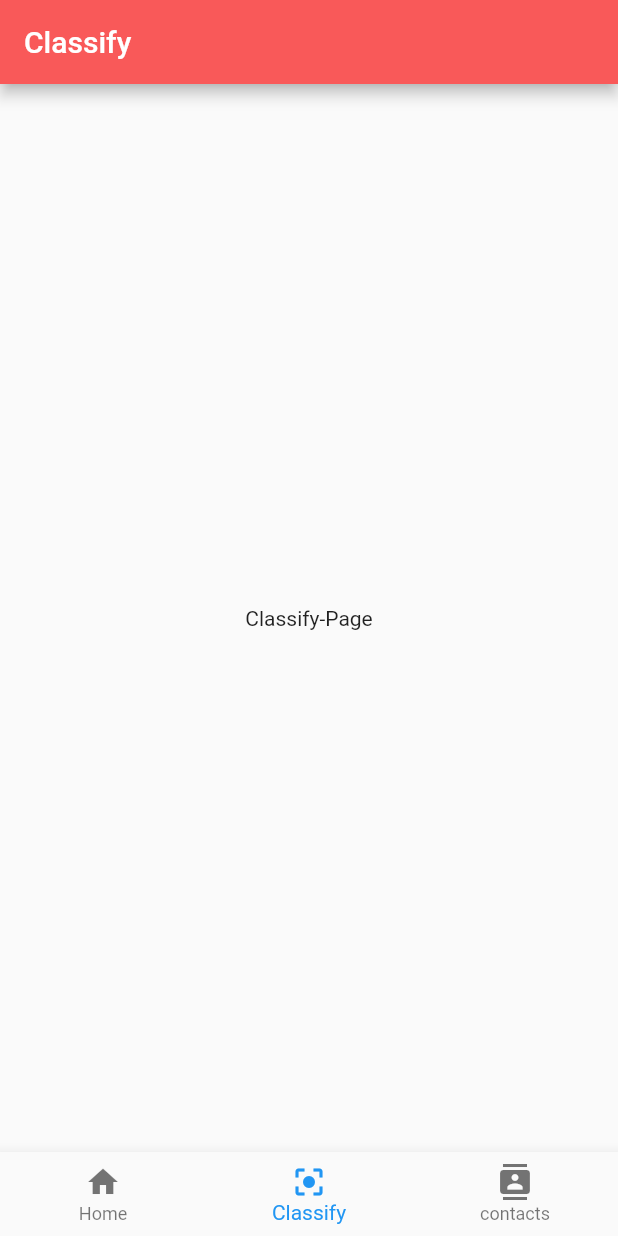
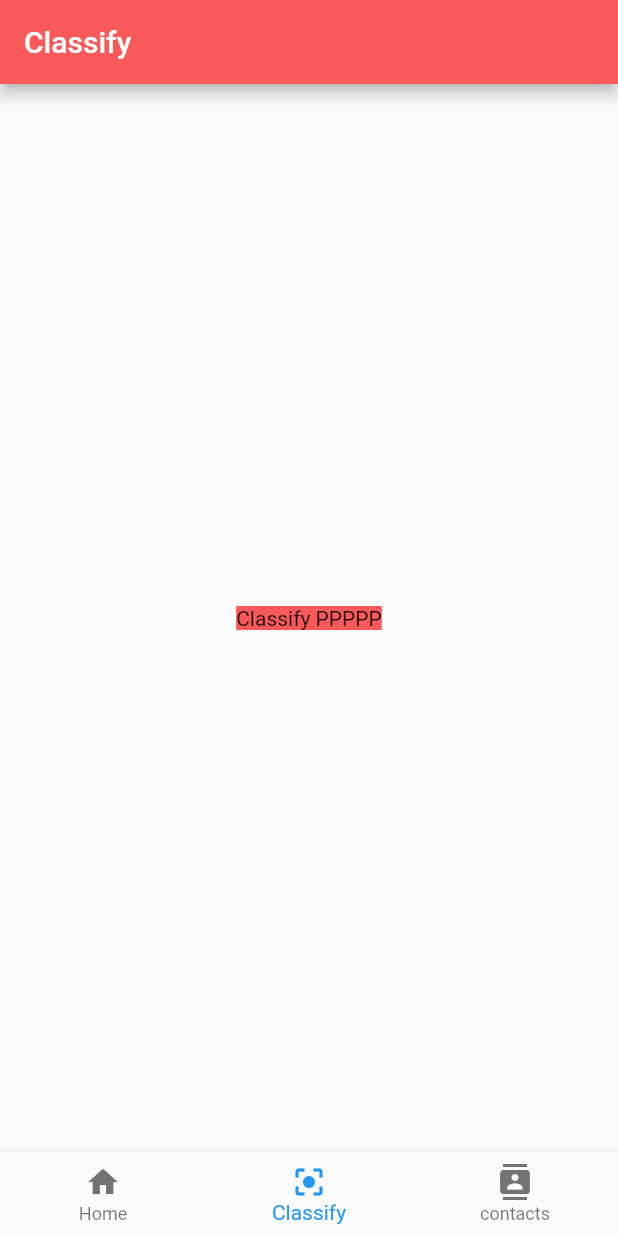
Before and after one commit to flukebabai/project_flutter, a Flutter app: the screen it shows after launch, item 2 of the bottom bar chosen, on a phone screen of 412 x 824 dp. Run offline on Flutter 3.47's test engine with Material 2 defaults, Android fonts, the phone set to English and light mode, and no system bars.

Commit message:
edit Classify.dart

```diff
--- a/lib/page/ClassifyPage.dart
+++ b/lib/page/ClassifyPage.dart
@@ -13,7 +13,10 @@ class _ClassifyPageState extends State<ClassifyPage> {
         backgroundColor: Color(0xffF95959),
       ),
       body: Center(
-         child: Text('Classify-Page'),
+        child: Container(
+          child: Text('Classify PPPPP'),
+          color: Color(0xffF95959),
+        )
       ),
     );
   }
```
Lines whose indentation alone changed are shown as unchanged.
